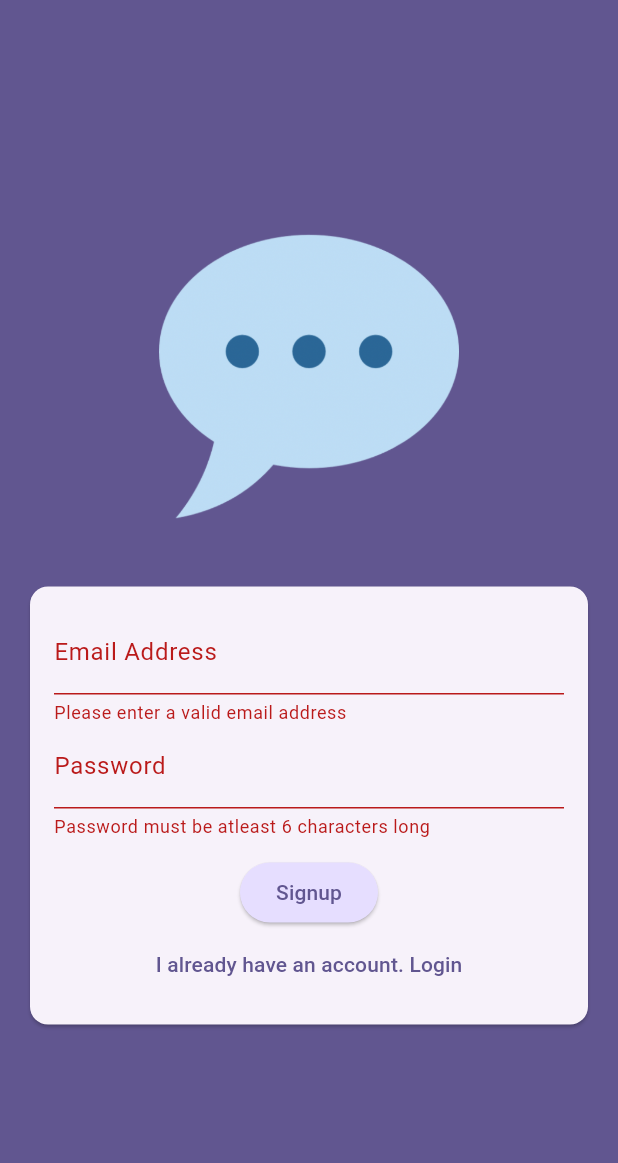
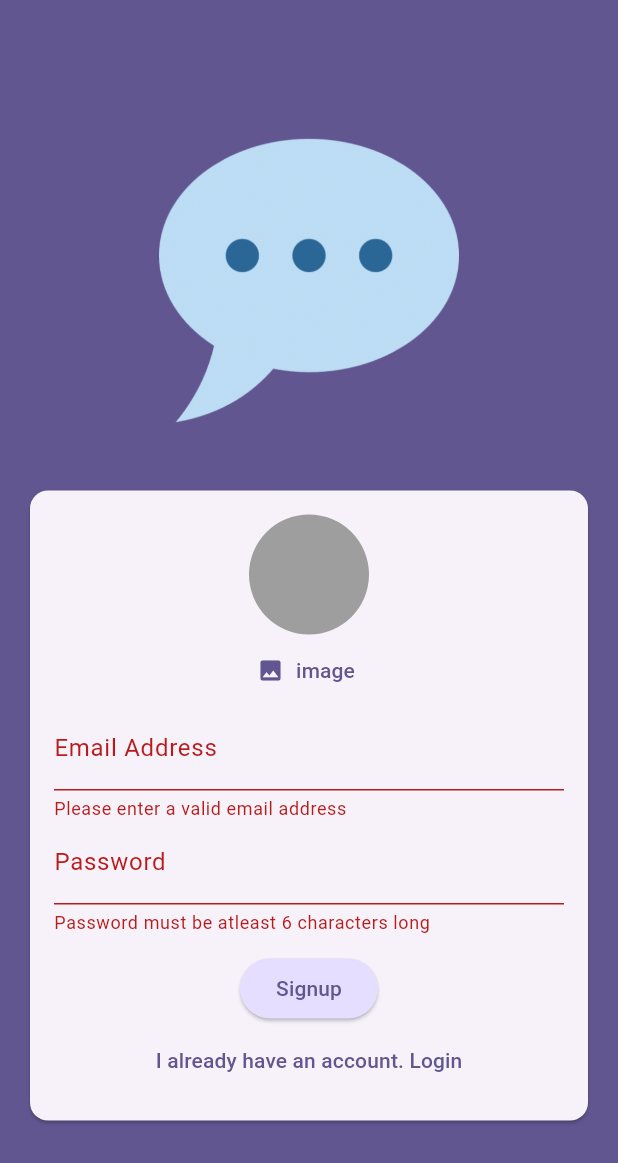
Before and after one commit to jarbunn/chat-app, a Flutter app: the screen it shows after launch, after a tap on "Login", after a tap on "Create an Account", on a phone screen of 412 x 824 dp. Shown: the top 1163 px of the screen. Run offline on Flutter 3.47's test engine with Material 3 defaults, Android fonts, the phone set to English and light mode, and no system bars; our stand-ins replace firebase_auth, firebase_core, image_picker; accounts and stored records are empty.

Commit message:
Added profile picture take/preview

```diff
--- a/lib/screens/auth.dart
+++ b/lib/screens/auth.dart
@@ -1,3 +1,4 @@
+import 'package:chat_app/widgets/user_image_picker.dart';
 import 'package:flutter/material.dart';
 import 'package:firebase_auth/firebase_auth.dart';
 
@@ -78,6 +79,7 @@ class _AuthScreenState extends State<AuthScreen> {
                       child: Column(
                         mainAxisSize: MainAxisSize.min,
                         children: [
+                          if (!_isLogin) UserImagePicker(),
                           TextFormField(
                             decoration: InputDecoration(
                               labelText: 'Email Address',
--- /dev/null
+++ b/lib/widgets/user_image_picker.dart
@@ -0,0 +1,51 @@
+import 'dart:io';
+import 'package:flutter/material.dart';
+import 'package:image_picker/image_picker.dart';
+
+class UserImagePicker extends StatefulWidget {
+  const UserImagePicker({super.key});
+
+  @override
+  State<StatefulWidget> createState() {
+    return _UserImagePickerState();
+  }
+}
+
+class _UserImagePickerState extends State<UserImagePicker> {
+  File? _pickedImageFile;
+  void _pickImage() async {
+    final pickedImage = await ImagePicker().pickImage(
+      source: ImageSource.camera,
+      imageQuality: 50,
+      maxWidth: 150,
+    );
+    if (pickedImage == null) {
+      return;
+    }
+
+    setState(() {
+      _pickedImageFile = File(pickedImage.path);
+    });
+  }
+
+  Widget build(BuildContext context) {
+    return Column(
+      children: [
+        CircleAvatar(
+          radius: 40,
+          backgroundColor: Colors.grey,
+          foregroundImage:
+              _pickedImageFile != null ? FileImage(_pickedImageFile!) : null,
+        ),
+        TextButton.icon(
+          onPressed: _pickImage,
+          icon: Icon(Icons.image),
+          label: Text(
+            'image',
+            style: TextStyle(color: Theme.of(context).colorScheme.primary),
+          ),
+        ),
+      ],
+    );
+  }
+}
```
Also changed, not shown: 2 other files.
